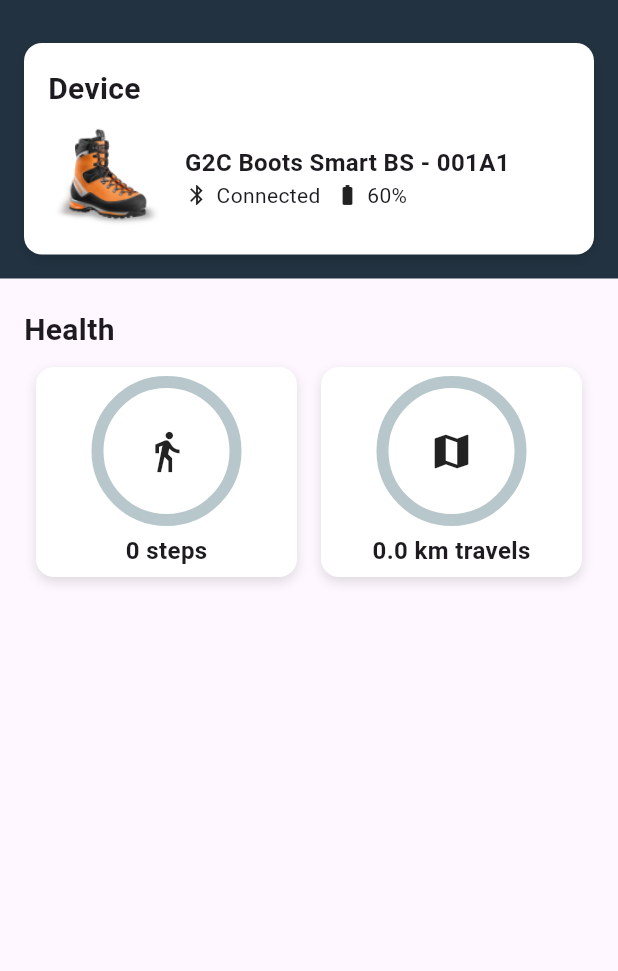
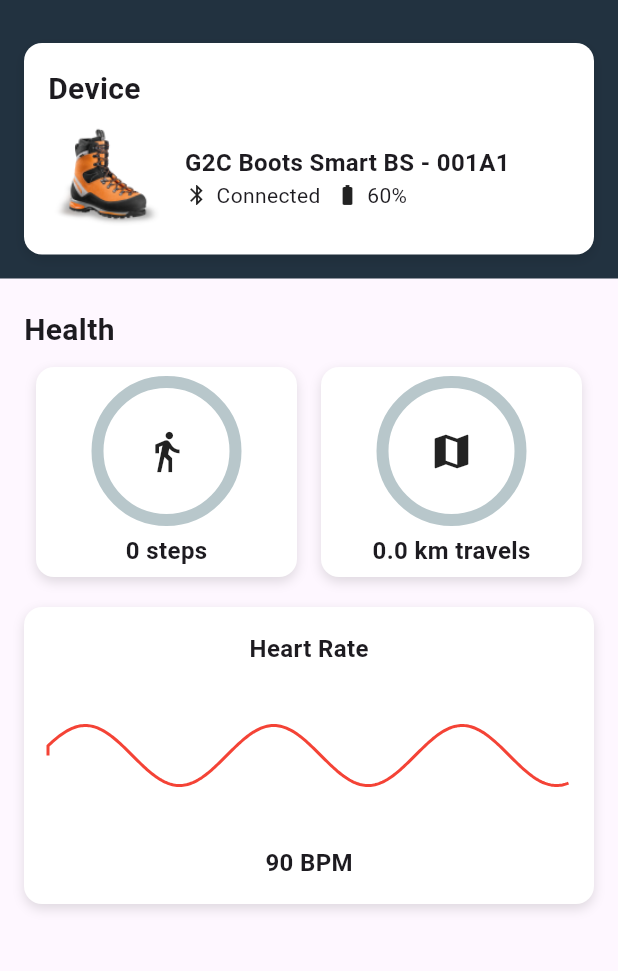
Before and after one commit to Xtreme-Arqui/mobile, a Flutter app: the first screen one second after launch, on a phone screen of 412 x 824 dp, the part 83-1054 px from its top. Run offline on Flutter 3.47's test engine with Material 3 defaults, Android fonts, the phone set to English and light mode, and no system bars; drawn by our look-alikes of percent_indicator.

Commit message:
add: Hear Rate in HomeScreen

```diff
--- a/go2climb_app/lib/main.dart
+++ b/go2climb_app/lib/main.dart
@@ -25,8 +25,11 @@ class Go2ClimbApp extends StatelessWidget {
     );
   }
 }
-
-class HomeScreen extends StatelessWidget {
+class HomeScreen extends StatefulWidget {
+  @override
+  _HomeScreenState createState() => _HomeScreenState();
+}
+class _HomeScreenState extends State<HomeScreen> with SingleTickerProviderStateMixin {
 // Simulación de los streams que provienen del backend
 final Stream<int> stepsStream = (() {
   return Stream.periodic(Duration(seconds: 2), (count) => 1250 + count * 10); // Actualiza cada 2 segundos
@@ -36,9 +39,39 @@ class HomeScreen extends StatelessWidget {
   return Stream.periodic(Duration(seconds: 2), (count) => 1.5 + count * 0.01); // Actualiza cada 2 segundos
 })();
 
+final Stream<int> bpmStream = (() {
+  return Stream.periodic(Duration(seconds: 2), (count) => 60 + Random().nextInt(80)); // BPM entre 60 y 140
+})();
+
 // Streams simulados para el valor máximo
 final Stream<int> maxStepsStream = Stream.value(1500); // Máximo de pasos del recorrido (fijo)
 final Stream<double> maxDistanceStream = Stream.value(2.0); // Máxima distancia en km (fijo)
+
+late AnimationController _controller;
+
+@override
+void initState() {
+  super.initState();
+
+  // Inicialización del AnimationController
+  _controller = AnimationController(
+    vsync: this,
+    duration: Duration(milliseconds: 1000), // Duración inicial (modificable)
+  )..repeat(); // Repite indefinidamente
+}
+
+@override
+void dispose() {
+  _controller.dispose();
+  super.dispose();
+}
+
+void updateAnimationSpeed(int bpm) {
+  // Calcula la duración de la animación basada en los BPM (mayor BPM, menor duración)
+  int duration = max(300, (60000 / bpm).round());
+  _controller.duration = Duration(milliseconds: duration);
+  _controller.repeat();
+}
 
 @override
 Widget build(BuildContext context) {
@@ -326,6 +359,58 @@ class HomeScreen extends StatelessWidget {
                     ),
                   ],
                 ),
+                SizedBox(height: 20),
+                // Heart Rate Section
+                Container(
+                  width: double.infinity,
+                  padding: EdgeInsets.all(16.0),
+                  decoration: BoxDecoration(
+                    color: Colors.white,
+                    borderRadius: BorderRadius.circular(12.0),
+                    boxShadow: [
+                      BoxShadow(
+                        color: Colors.black12,
+                        blurRadius: 6.0,
+                        offset: Offset(0, 3),
+                      ),
+                    ],
+                  ),
+                  child: StreamBuilder<int>(
+                    stream: bpmStream,
+                    builder: (context, snapshot) {
+                      int bpm = snapshot.data ?? 90;
+                      updateAnimationSpeed(bpm); // Actualiza la velocidad de la animación según los BPM
+
+                      return Column(
+                        children: [
+                          Text(
+                            'Heart Rate',
+                            style: TextStyle(
+                              fontSize: 16.0,
+                              fontWeight: FontWeight.bold,
+                            ),
+                          ),
+                          SizedBox(height: 10),
+                          Container(
+                            height: 100,
+                            width: double.infinity,
+                            child: CustomPaint(
+                              painter: HeartbeatPainter(_controller, bpm),
+                            ),
+                          ),
+                          SizedBox(height: 10),
+                          Text(
+                            '$bpm BPM',
+                            style: TextStyle(
+                              fontSize: 16.0,
+                              fontWeight: FontWeight.bold,
+                            ),
+                          ),
+                        ],
+                      );
+                    },
+                  ),
+                ),
               ],
             ),
           ),
@@ -333,6 +418,38 @@ class HomeScreen extends StatelessWidget {
       ),
     ),
   );
+}
+}
+
+class HeartbeatPainter extends CustomPainter {
+  final Animation<double> animation;
+  final int bpm;
+
+  HeartbeatPainter(this.animation, this.bpm) : super(repaint: animation);
+
+  @override
+  void paint(Canvas canvas, Size size) {
+    Paint paint = Paint()
+      ..color = Colors.red
+      ..strokeWidth = 2.0
+      ..style = PaintingStyle.stroke;
+
+    Path path = Path();
+    double centerY = size.height / 2;
+
+    // Dibuja una señal de latido que oscila en el centro
+    path.moveTo(0, centerY);
+    for (double x = 0; x < size.width; x += 1) {
+      double y = centerY + sin((x + animation.value * size.width) * 0.05) * 20;
+      path.lineTo(x, y);
+    }
+
+    canvas.drawPath(path, paint);
+  }
+
+  @override
+  bool shouldRepaint(covariant CustomPainter oldDelegate) {
+    return true;
   }
 }
 
```
Lines whose indentation alone changed are shown as unchanged.
